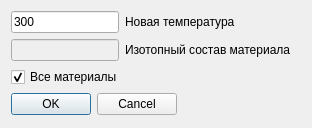
Above: Lithium/temp.ui from GSA05/Lithium before the change. Below: the same form after it.
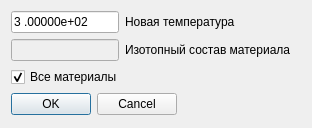
That is the form after the change.

The edit to the form file:
```diff
--- a/Lithium/temp.ui
+++ b/Lithium/temp.ui
@@ -27,8 +27,11 @@
     <layout class="QHBoxLayout" name="horizontalLayout">
      <item>
       <widget class="QLineEdit" name="tempEdit">
+       <property name="inputMask">
+        <string>#9.99999e#99</string>
+       </property>
        <property name="text">
-        <string>300</string>
+        <string>3.00000e+02</string>
        </property>
       </widget>
      </item>
```
